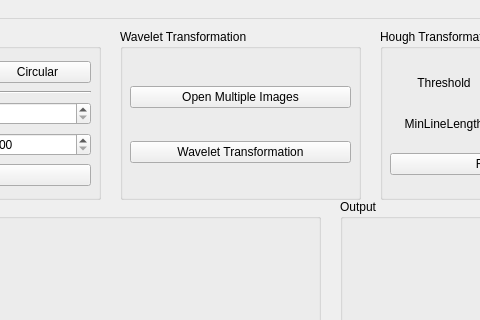
WesleyCh3n/Img-Processing, file HW06/myui.ui: the form before one commit; both pictures show x 150 to 630 and y 0 to 320 of the 967 by 747 pixel window.
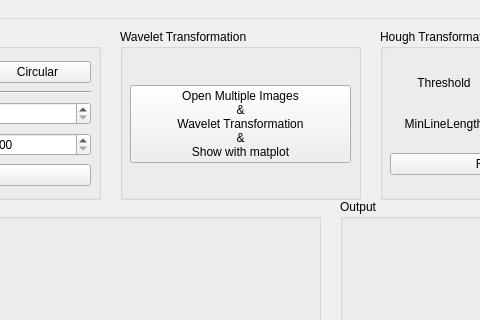
The form after the commit.

What changed in the file:
```diff
--- a/HW06/myui.ui
+++ b/HW06/myui.ui
@@ -170,14 +170,11 @@
       <item row="0" column="0">
        <widget class="QPushButton" name="openmultiBn">
         <property name="text">
-         <string>Open Multiple Images</string>
-        </property>
-       </widget>
-      </item>
-      <item row="1" column="0">
-       <widget class="QPushButton" name="dwtBn">
-        <property name="text">
-         <string>Wavelet Transformation</string>
+         <string>Open Multiple Images
+&amp;&amp;
+Wavelet Transformation
+&amp;&amp;
+Show with matplot</string>
         </property>
        </widget>
       </item>
```
